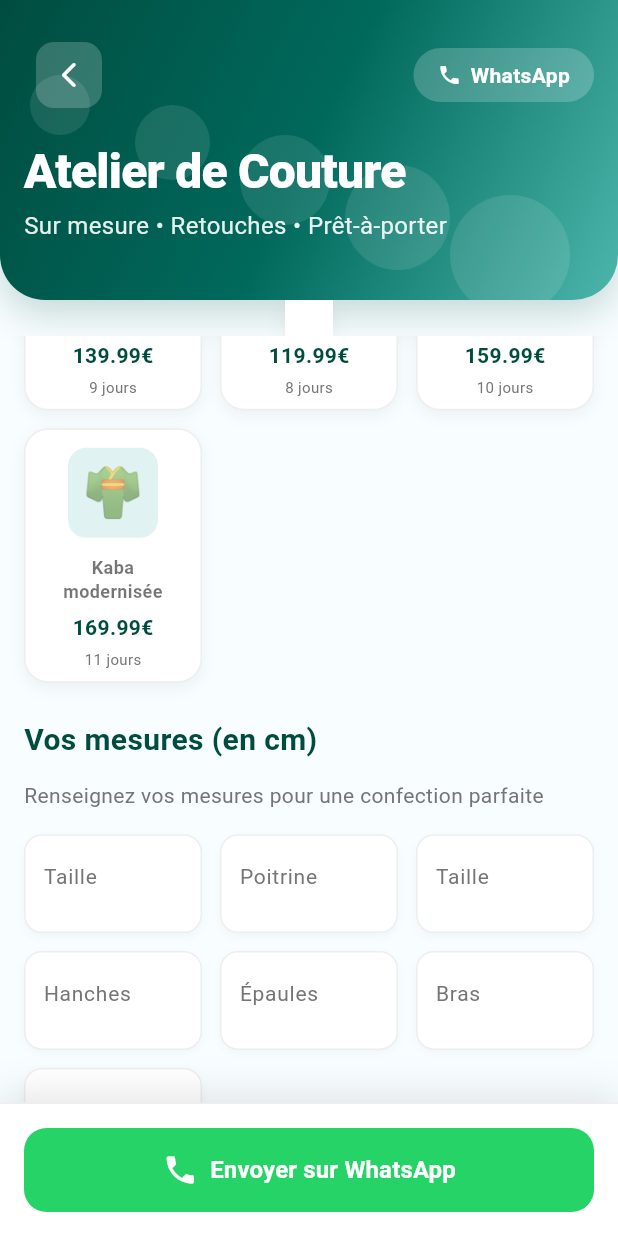
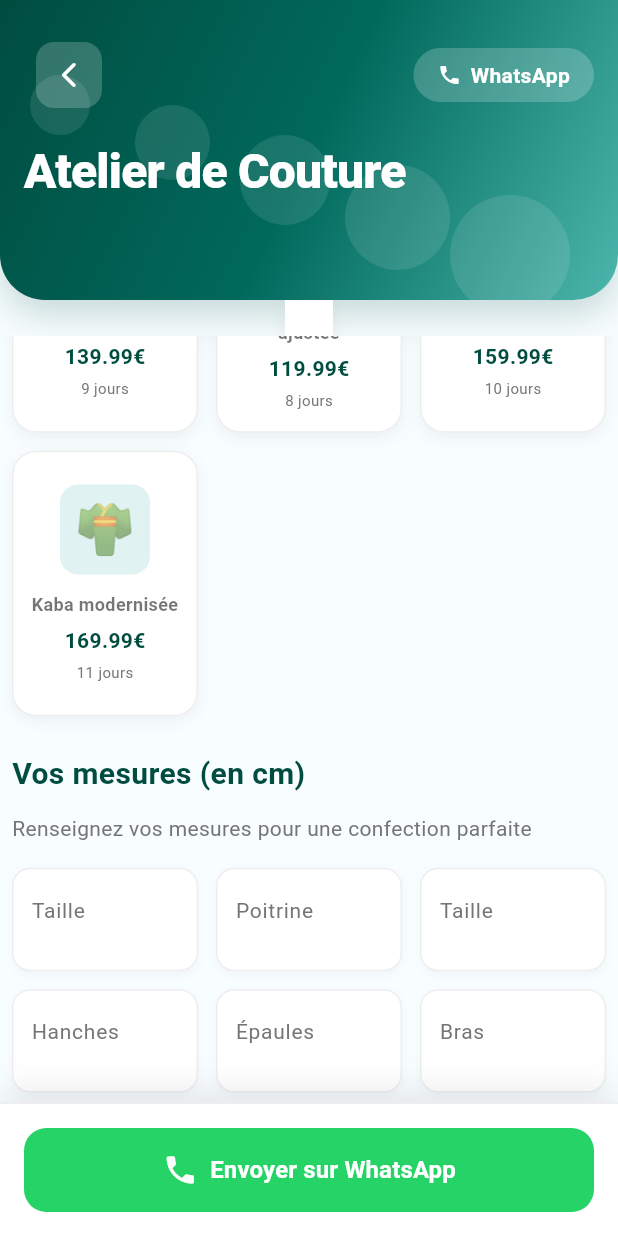
Before and after one commit to Idriss-rayan/ARAservice, a Flutter app: the ModeConfectionPage screen opened directly with empty values, scrolled down 576 dp, on a phone screen of 412 x 824 dp. Run offline on Flutter 3.47's test engine with Material 3 defaults, Android fonts, the phone set to English and light mode, and no system bars; drawn by our look-alikes of flutter_animate; our stand-ins replace cloud_firestore, firebase_auth, firebase_core, google_sign_in, image_picker, lottie; accounts and stored records are empty; Roboto replaces fonts that are missing (Poppins).

Commit message:
add new file

```diff
--- a/lib/categories/mode_confession.dart
+++ b/lib/categories/mode_confession.dart
@@ -389,8 +389,7 @@ class _ModeConfectionPageState extends State<ModeConfectionPage> {
 
     return Scaffold(
       backgroundColor: const Color(0xFFF8FDFF),
-      body: SafeArea(
-        child: Column(
+      body: Column(
         children: [
           // Header animé
           Container(
@@ -504,14 +503,6 @@ class _ModeConfectionPageState extends State<ModeConfectionPage> {
                           height: 1.1,
                         ),
                       ),
-                        const SizedBox(height: 8),
-                        Text(
-                          'Sur mesure • Retouches • Prêt-à-porter',
-                          style: TextStyle(
-                            fontSize: isSmallScreen ? 14 : 16,
-                            color: Colors.white.withOpacity(0.9),
-                          ),
-                        ),
                     ],
                   ),
                 ),
@@ -601,7 +592,7 @@ class _ModeConfectionPageState extends State<ModeConfectionPage> {
             child: SingleChildScrollView(
               controller: _scrollController,
               physics: const BouncingScrollPhysics(),
-                padding: const EdgeInsets.all(16),
+              padding: const EdgeInsets.all(8),
               child: ConstrainedBox(
                 constraints: BoxConstraints(minHeight: screenHeight - 350),
                 child: _buildContent(screenWidth),
@@ -631,10 +622,7 @@ class _ModeConfectionPageState extends State<ModeConfectionPage> {
                   icon: const Icon(Icons.phone, size: 24),
                   label: const Text(
                     'Envoyer sur WhatsApp',
-                      style: TextStyle(
-                        fontSize: 16,
-                        fontWeight: FontWeight.w600,
-                      ),
+                    style: TextStyle(fontSize: 16, fontWeight: FontWeight.w600),
                   ),
                   style: ElevatedButton.styleFrom(
                     backgroundColor: const Color(0xFF25D366),
@@ -649,7 +637,6 @@ class _ModeConfectionPageState extends State<ModeConfectionPage> {
               ),
             ),
         ],
-        ),
       ),
     );
   }
@@ -777,24 +764,24 @@ class _ModeConfectionPageState extends State<ModeConfectionPage> {
                           color: Colors.grey.shade600,
                         ),
                       ),
-                      if (isSelected) ...[
-                        const SizedBox(height: 8),
-                        Container(
-                          padding: const EdgeInsets.symmetric(
-                            horizontal: 8,
-                            vertical: 4,
-                          ),
-                          decoration: BoxDecoration(
-                            color: const Color(0xFF004D40).withOpacity(0.1),
-                            borderRadius: BorderRadius.circular(10),
-                          ),
-                          child: const Icon(
-                            Icons.check_rounded,
-                            color: Color(0xFF004D40),
-                            size: 16,
-                          ),
-                        ),
-                      ],
+                      // if (isSelected) ...[
+                      //   const SizedBox(height: 8),
+                      //   Container(
+                      //     padding: const EdgeInsets.symmetric(
+                      //       horizontal: 8,
+                      //       vertical: 4,
+                      //     ),
+                      //     decoration: BoxDecoration(
+                      //       color: const Color(0xFF004D40).withOpacity(0.1),
+                      //       borderRadius: BorderRadius.circular(10),
+                      //     ),
+                      //     child: const Icon(
+                      //       Icons.check_rounded,
+                      //       color: Color(0xFF004D40),
+                      //       size: 16,
+                      //     ),
+                      //   ),
+                      // ],
                     ],
                   ),
                 ),
```
Lines whose indentation alone changed are shown as unchanged.
